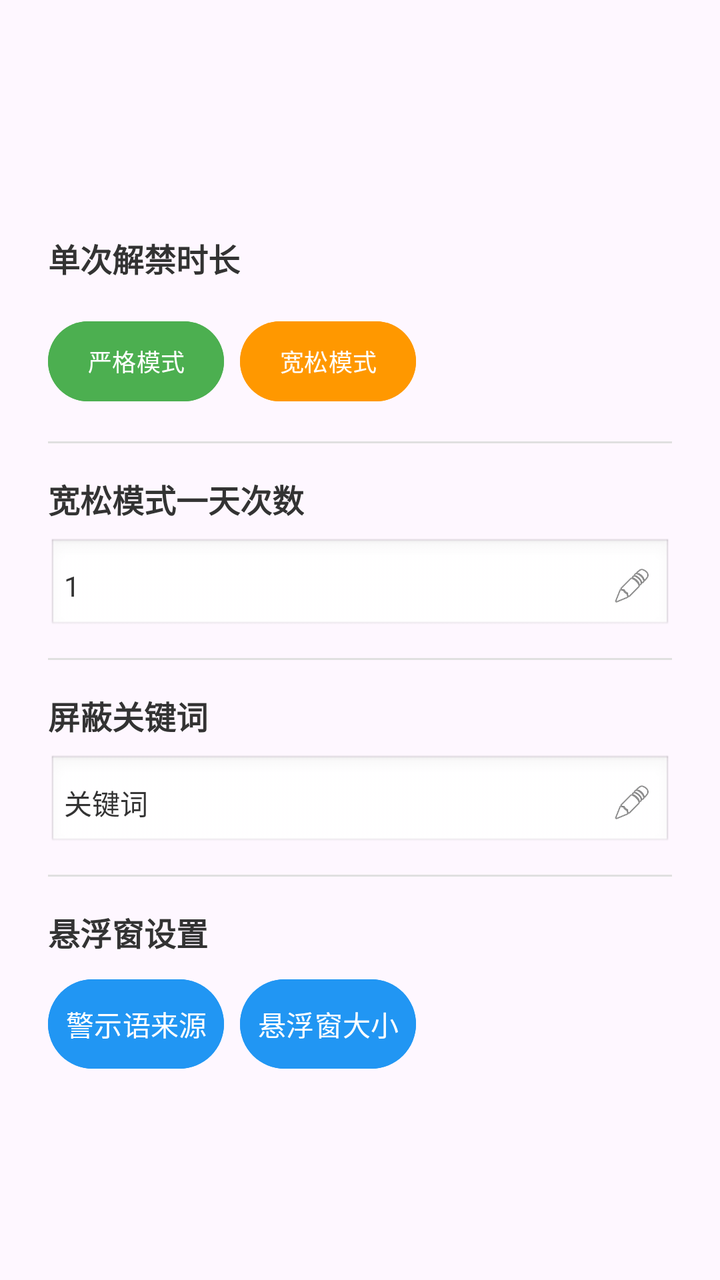
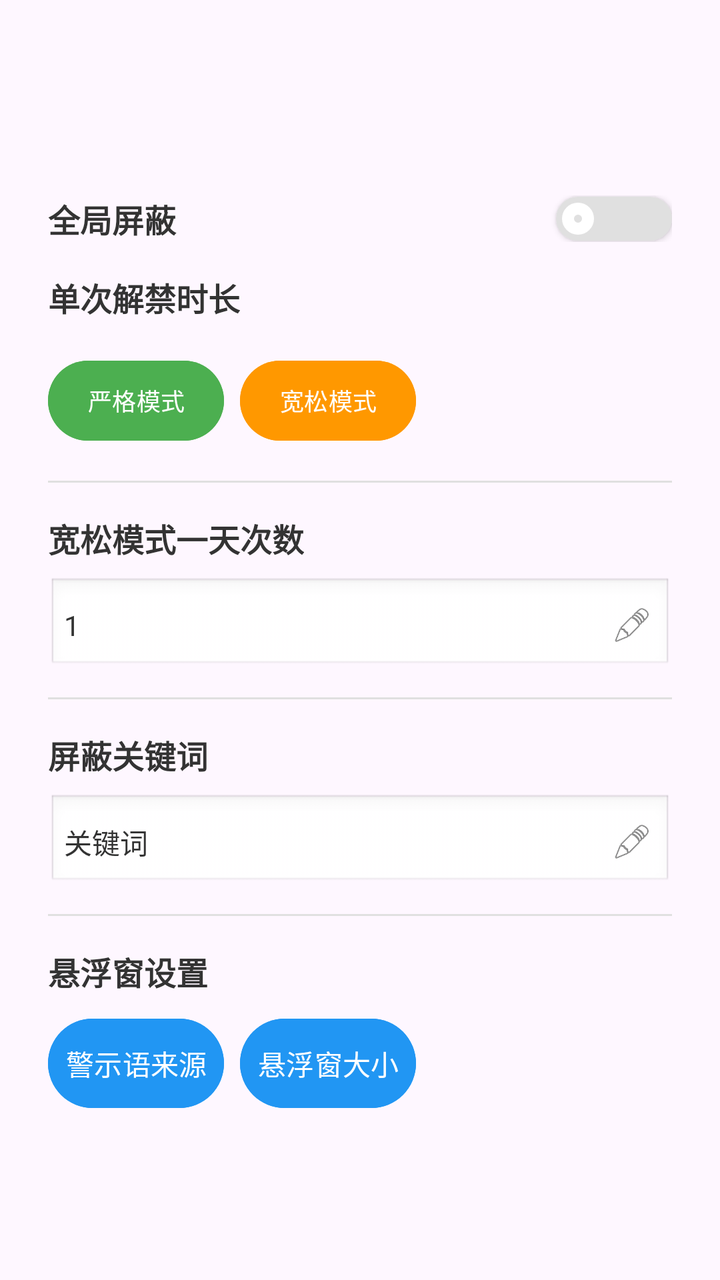

Compare the two renders of this Android layout. The source of the first and the diff that turns it into the second are given below.
<!-- AndroidManifest.xml: application theme Theme.Basic -->
<!-- res/layout/dialog_time_setting.xml -->
<?xml version="1.0" encoding="utf-8"?>
<LinearLayout xmlns:android="http://schemas.android.com/apk/res/android"
    android:layout_width="match_parent"
    android:layout_height="wrap_content"
    android:orientation="vertical"
    android:paddingStart="24dp"
    android:paddingTop="24dp"
    android:paddingEnd="24dp"
    android:paddingBottom="0dp"
    android:gravity="center">

    <TextView
        android:layout_width="wrap_content"
        android:layout_height="wrap_content"
        android:layout_marginBottom="16dp"
        android:layout_gravity="start"
        android:rotationX="0"
        android:text="单次解禁时长"
        android:textColor="#333333"
        android:textStyle="bold"
        android:textSize="16sp" />

    <LinearLayout
        android:layout_width="match_parent"
        android:layout_height="wrap_content"
        android:orientation="horizontal"
        android:layout_marginBottom="16dp">

        <Button
            android:id="@+id/btn_strict_mode"
            android:layout_width="wrap_content"
            android:layout_height="wrap_content"
            android:layout_weight="0"
            android:text="严格模式"
            android:textSize="12sp"
            android:padding="8dp"
            android:backgroundTint="#4CAF50"
            android:textColor="#FFFFFF"
            android:layout_marginEnd="4dp" />

        <Button
            android:id="@+id/btn_relaxed_mode"
            android:layout_width="wrap_content"
            android:layout_height="wrap_content"
            android:layout_weight="0"
            android:text="宽松模式"
            android:textSize="12sp"
            android:padding="8dp"
            android:backgroundTint="#FF9800"
            android:textColor="#FFFFFF"
            android:layout_marginStart="4dp" />

    </LinearLayout>

    
    <View
        android:layout_width="match_parent"
        android:layout_height="1dp"
        android:background="#E0E0E0"
        android:layout_marginBottom="16dp" />

    
    <TextView
        android:layout_width="wrap_content"
        android:layout_height="wrap_content"
        android:layout_gravity="start"
        android:text="宽松模式一天次数"
        android:textSize="16sp"
        android:textColor="#333333"
        android:textStyle="bold"
        android:layout_marginBottom="8dp" />

    
    <LinearLayout
        android:layout_width="match_parent"
        android:layout_height="wrap_content"
        android:orientation="horizontal"
        android:gravity="center_vertical"
        android:layout_marginBottom="12dp">

                 
         <LinearLayout
             android:id="@+id/layout_relaxed_count_display"
             android:layout_width="match_parent"
             android:layout_height="wrap_content"
             android:layout_gravity="start"
             android:orientation="horizontal"
             android:gravity="center_vertical"
             android:padding="8dp"
             android:background="@android:drawable/edit_text">

             <TextView
                 android:id="@+id/tv_relaxed_count_display"
                 android:layout_width="0dp"
                 android:layout_height="wrap_content"
                 android:layout_weight="1"
                 android:layout_marginEnd="8dp"
                 android:text="1"
                 android:textSize="14sp"
                 android:textColor="#333333" />

             <ImageView
                 android:id="@+id/iv_edit_relaxed_count"
                 android:layout_width="24dp"
                 android:layout_height="24dp"
                 android:src="@android:drawable/ic_menu_edit"
                 android:background="?android:attr/selectableItemBackgroundBorderless"
                 android:padding="2dp"
                 android:contentDescription="编辑" />

         </LinearLayout>

        
        <LinearLayout
            android:id="@+id/layout_relaxed_count_edit"
            android:layout_width="0dp"
            android:layout_height="wrap_content"
            android:layout_weight="1"
            android:orientation="horizontal"
            android:gravity="center_vertical"
            android:visibility="gone">

            <EditText
                android:id="@+id/et_relaxed_limit_count"
                android:layout_width="40dp"
                android:layout_height="wrap_content"
                android:layout_weight="0.6"
                android:hint="输入1~3的数字"
                android:inputType="number"
                android:maxLength="1"
                android:padding="8dp"
                android:textSize="16sp"
                android:background="@android:drawable/edit_text"
                android:layout_marginEnd="8dp" />

            <TextView
                android:id="@+id/iv_save_relaxed_count"
                android:layout_width="40dp"
                android:layout_height="24dp"
                android:text="✅"
                android:textSize="18sp"
                android:textColor="#4CAF50"
                android:gravity="center"
                android:background="?android:attr/selectableItemBackgroundBorderless"
                android:padding="2dp"
                android:contentDescription="保存" />

        </LinearLayout>

    </LinearLayout>

    
    <View
        android:layout_width="match_parent"
        android:layout_height="1dp"
        android:background="#E0E0E0"
        android:layout_marginBottom="16dp" />

    
    <TextView
        android:layout_width="wrap_content"
        android:layout_height="wrap_content"
        android:layout_gravity="start"
        android:text="屏蔽关键词"
        android:textSize="16sp"
        android:textColor="#333333"
        android:textStyle="bold"
        android:layout_marginBottom="8dp" />

    
    <LinearLayout
        android:layout_width="match_parent"
        android:layout_height="wrap_content"
        android:orientation="horizontal"
        android:gravity="center_vertical"
        android:layout_marginBottom="12dp">

                 
         <LinearLayout
             android:id="@+id/layout_target_word_display"
             android:layout_width="match_parent"
             android:layout_height="wrap_content"
             android:layout_gravity="start"
             android:orientation="horizontal"
             android:gravity="center_vertical"
             android:padding="8dp"
             android:background="@android:drawable/edit_text">

             <TextView
                 android:id="@+id/tv_target_word_display"
                 android:layout_width="0dp"
                 android:layout_height="wrap_content"
                 android:layout_weight="1"
                 android:layout_marginEnd="8dp"
                 android:text="关键词"
                 android:textSize="14sp"
                 android:textColor="#333333"
                 android:ellipsize="end"
                 android:maxLines="2" />

             <ImageView
                 android:id="@+id/iv_edit_target_word"
                 android:layout_width="24dp"
                 android:layout_height="24dp"
                 android:src="@android:drawable/ic_menu_edit"
                 android:background="?android:attr/selectableItemBackgroundBorderless"
                 android:padding="2dp"
                 android:contentDescription="编辑" />

         </LinearLayout>

        
        <LinearLayout
            android:id="@+id/layout_target_word_edit"
            android:layout_width="0dp"
            android:layout_height="wrap_content"
            android:layout_weight="1"
            android:orientation="horizontal"
            android:gravity="center_vertical"
            android:visibility="gone">

            <EditText
                android:id="@+id/et_target_word"
                android:layout_width="0dp"
                android:layout_height="wrap_content"
                android:layout_weight="1"
                android:hint="若多个关键词需空格分隔"
                android:inputType="text"
                android:maxLength="50"
                android:padding="8dp"
                android:textSize="16sp"
                android:background="@android:drawable/edit_text"
                android:layout_marginEnd="8dp" />

            <TextView
                android:id="@+id/iv_save_target_word"
                android:layout_width="40dp"
                android:layout_height="24dp"
                android:text="✅"
                android:textSize="18sp"
                android:textColor="#4CAF50"
                android:gravity="center"
                android:background="?android:attr/selectableItemBackgroundBorderless"
                android:padding="2dp"
                android:contentDescription="保存" />

        </LinearLayout>

    </LinearLayout>

    
    <View
        android:layout_width="match_parent"
        android:layout_height="1dp"
        android:background="#E0E0E0"
        android:layout_marginBottom="16dp" />

    
    <TextView
        android:layout_width="wrap_content"
        android:layout_height="wrap_content"
        android:layout_gravity="start"
        android:text="悬浮窗设置"
        android:textSize="16sp"
        android:textColor="#333333"
        android:textStyle="bold"
        android:layout_marginBottom="8dp" />

    <LinearLayout
        android:layout_width="match_parent"
        android:layout_height="wrap_content"
        android:layout_marginBottom="8dp"
        android:gravity="center_vertical"
        android:orientation="horizontal">

        <Button
            android:id="@+id/btn_change_floating_text_source"
            android:layout_width="wrap_content"
            android:layout_height="wrap_content"
            android:text="警示语来源"
            android:textSize="14sp"
            android:singleLine="true"
            android:paddingStart="8dp"
            android:paddingTop="12dp"
            android:paddingEnd="8dp"
            android:paddingBottom="12dp"
            android:backgroundTint="#2196F3"
            android:textColor="#FFFFFF" />

        <Button
            android:id="@+id/btn_floating_size_settings"
            android:layout_width="wrap_content"
            android:layout_height="wrap_content"
            android:layout_marginStart="8dp"
            android:text="悬浮窗大小"
            android:textSize="14sp"
            android:singleLine="true"
            android:paddingStart="8dp"
            android:paddingTop="12dp"
            android:paddingEnd="8dp"
            android:paddingBottom="12dp"
            android:backgroundTint="#2196F3"
            android:textColor="#FFFFFF" />

    </LinearLayout>

</LinearLayout>
<!-- resources referenced by this layout -->
<resources>
  <style name="Theme.Basic" parent="Base.Theme.Basic" />
  <style name="Base.Theme.Basic" parent="Theme.Material3.DayNight.NoActionBar">
          
          
      </style>
</resources>

<!-- the commit's change to res/layout/dialog_time_setting.xml (unified diff, before → after) -->
@@ -8,6 +8,41 @@
     android:paddingEnd="24dp"
     android:paddingBottom="0dp"
     android:gravity="center">
+
+    <LinearLayout
+        android:layout_width="match_parent"
+        android:layout_height="wrap_content"
+        android:layout_marginBottom="16dp"
+        android:gravity="center_vertical"
+        android:orientation="horizontal">
+
+        <TextView
+            android:layout_width="0dp"
+            android:layout_height="wrap_content"
+            android:layout_weight="1"
+            android:text="全局屏蔽"
+            android:textColor="#333333"
+            android:textSize="16sp"
+            android:textStyle="bold" />
+
+        <ToggleButton
+            android:id="@+id/toggle_global_block"
+            android:layout_width="58dp"
+            android:layout_height="22dp"
+            android:background="@drawable/toggle_switch_background_large"
+            android:checked="false"
+            android:gravity="center"
+            android:minWidth="0dp"
+            android:minHeight="0dp"
+            android:padding="0dp"
+            android:paddingEnd="16dp"
+            android:textAllCaps="false"
+            android:textColor="@color/leisure_toggle_text_color"
+            android:textOff=""
+            android:textOn=""
+            android:textSize="9sp" />
+
+    </LinearLayout>
 
     <TextView
         android:layout_width="wrap_content"
<!-- resource entries referenced after the edit -->
@@ -1,5 +1,6 @@
 <!-- resources referenced by this layout -->
 <resources>
+  <!-- drawable toggle_switch_background_large: vector/xml drawable (drawable, 2074 chars, omitted) -->
   <style name="Theme.Basic" parent="Base.Theme.Basic" />
   <style name="Base.Theme.Basic" parent="Theme.Material3.DayNight.NoActionBar">
           
